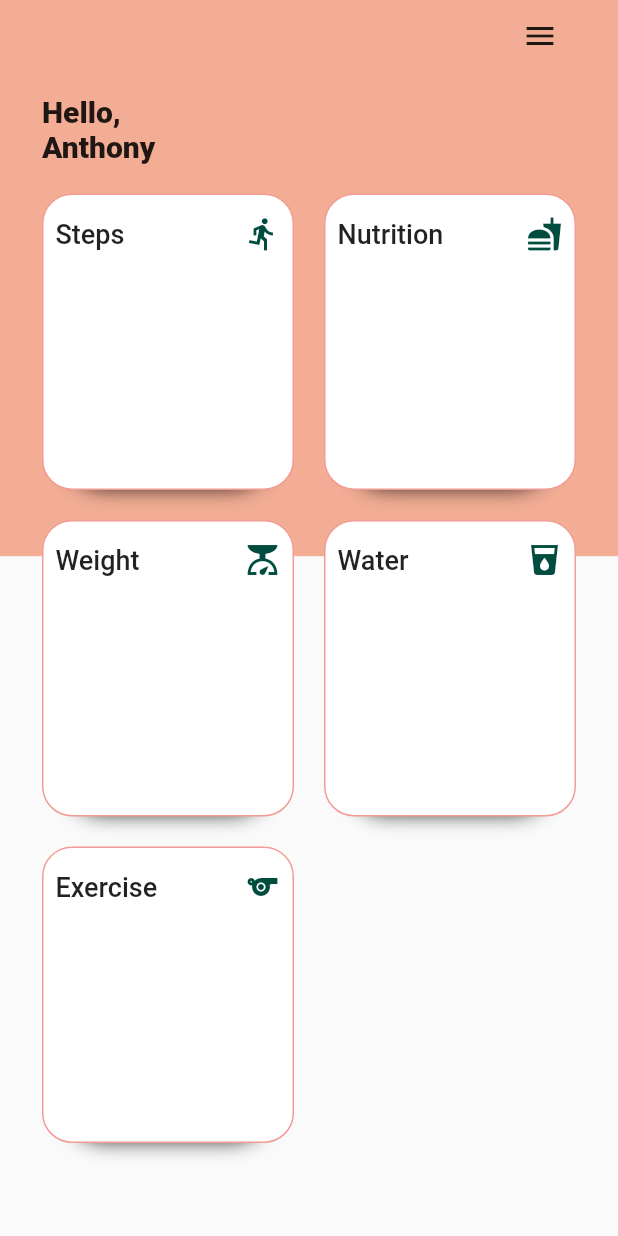
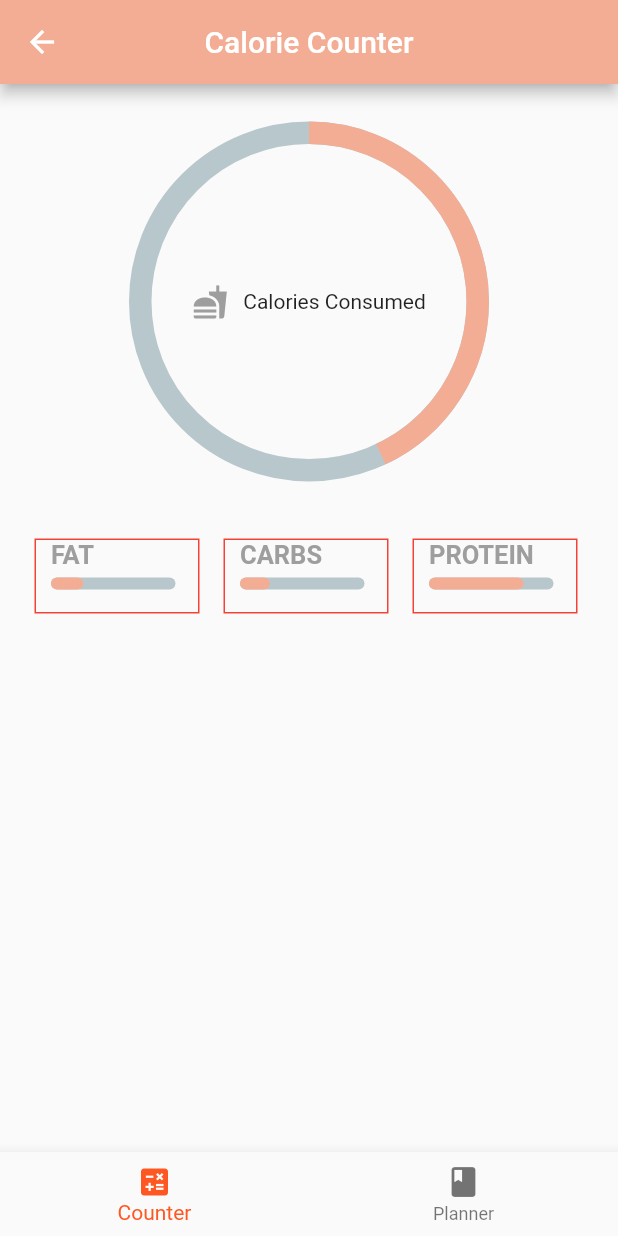
Before and after one commit to gwendolynBibah/gwens_health_app, a Flutter app: the HomeScreen screen opened directly, after a tap on "Nutrition", on a phone screen of 412 x 824 dp. Run offline on Flutter 3.47's test engine with Material 2 defaults, Android fonts, the phone set to English and light mode, and no system bars; drawn by our look-alikes of percent_indicator; our stand-ins replace fl_chart, smooth_page_indicator; Roboto replaces fonts that are missing (Poppins).

Commit message:
Changes made
added a few more pages

```diff
--- a/lib/main.dart
+++ b/lib/main.dart
@@ -21,7 +21,7 @@ class MyApp extends StatelessWidget {
       title: 'Email And Password Login',
       theme: ThemeData(
         primarySwatch: Colors.deepOrange,
-        fontFamily: "Poppins"
+        //fontFamily: "Poppins"
       ),
       home: Onboarding_Screen(),
       debugShowCheckedModeBanner: false,
--- /dev/null
+++ b/lib/screens/calorieCounter.dart
@@ -0,0 +1,134 @@
+// ignore_for_file: prefer_const_constructors
+
+import 'package:flutter/material.dart';
+import 'package:health_app/colors.dart';
+import 'package:percent_indicator/circular_percent_indicator.dart';
+import 'package:percent_indicator/linear_percent_indicator.dart';
+
+class Counter extends StatefulWidget {
+  const Counter({Key? key}) : super(key: key);
+
+  @override
+  State<Counter> createState() => _CounterState();
+}
+
+class _CounterState extends State<Counter> {
+  @override
+  Widget build(BuildContext context) {
+    return Scaffold(
+      appBar: AppBar(
+        backgroundColor: peach,
+        title: Text("Calorie Counter"),
+        centerTitle: true,
+      ),
+      body: SingleChildScrollView(
+        child: Padding(
+          padding: const EdgeInsets.all(15.0),
+          child: Column(
+           // mainAxisAlignment: MainAxisAlignment.center,
+            crossAxisAlignment: CrossAxisAlignment.center,
+            children: [
+              Padding(padding: EdgeInsets.only(top: 10)),
+              Center(
+                child: CircularPercentIndicator(
+                  radius: 120,
+                  lineWidth: 15.0,
+                  progressColor: peach,
+                  animateFromLastPercent: true,
+                  animation: true,
+                  percent: .43,
+                  center: Center(
+                    child: Row(
+                      crossAxisAlignment: CrossAxisAlignment.center,
+                      mainAxisAlignment: MainAxisAlignment.center,
+                      children: [
+                        Icon(
+                          Icons.fastfood,
+                          color: Colors.grey,
+                          ),
+                        SizedBox(width: 10,),
+                        Text("Calories Consumed")
+                      ]),
+                  ),
+                  ),
+              ),
+              SizedBox(height: 30.0),
+              Row(
+                children: [
+                  nutrientPercentage(
+                    percentage: .26,
+                    nutrient: "Fat",
+                  ),
+                //  SizedBox(height: 10),
+                  nutrientPercentage(
+                    nutrient: "carbs",
+                    percentage: .24),
+                    // SizedBox(height: 10),
+                  nutrientPercentage(
+                    nutrient: "Protein",
+                    percentage: .76)
+                ],
+              )
+
+            ],
+          ),
+        ),
+      ),
+    );
+  }
+}
+
+class nutrientPercentage extends StatelessWidget {
+  final String nutrient;
+  final double percentage;
+
+  const nutrientPercentage({
+    Key? key,
+    required this.nutrient,
+    required this.percentage
+  }) : super(key: key);
+
+  @override
+  Widget build(BuildContext context) {
+    return Container(
+      margin: EdgeInsets.all(8),
+      decoration: BoxDecoration(
+        border: Border.all(
+          color: Colors.red
+        )
+      ),
+      height: 50,
+      width: 110,
+      child: Column(
+        mainAxisAlignment: MainAxisAlignment.start,
+        crossAxisAlignment: CrossAxisAlignment.start,
+        children: [
+          Padding(
+            padding: EdgeInsets.only(left: 10),
+            child: Text(
+              nutrient.toUpperCase(),
+              style: TextStyle(
+                fontSize: 17.0,
+                color: Colors.grey,
+                fontWeight: FontWeight.w600
+
+              ),
+              ),
+          ),
+          SizedBox(height: 5.0),
+          LinearPercentIndicator(
+            progressColor: peach,
+            animation: true,
+            animationDuration: 2000,
+            animateFromLastPercent: true,
+            barRadius: Radius.circular(80),
+            percent: percentage,
+            lineHeight: 8,
+            width: MediaQuery.of(context).size.width *.25,
+
+          ),
+        ],
+      ),
+    );
+  }
+}
--- a/lib/screens/home_screen.dart
+++ b/lib/screens/home_screen.dart
@@ -3,6 +3,8 @@ import 'dart:ui';
 import 'package:flutter/material.dart';
 import 'package:health_app/colors.dart';
 import 'package:health_app/screens/bmi.dart';
+import 'package:health_app/screens/navbarWeight.dart';
+import 'package:health_app/screens/nutritionNav.dart';
 import 'package:health_app/screens/sleep.dart';
 import 'package:health_app/screens/steps.dart';
 import 'package:health_app/size.dart';
@@ -104,7 +106,10 @@ class _HomeScreenState extends State<HomeScreen> {
                         pageCategories(
                           title: "Nutrition",
                           boxColor: orange,
-                          press: () {},
+                          press: () {
+                            Navigator.push(context,
+                            MaterialPageRoute(builder: (context)=>NutritionNav()));
+                          },
                           categoryIcon: Icon(
                                 Icons.fastfood,
                                 color: Colors.teal[900],
@@ -117,7 +122,7 @@ class _HomeScreenState extends State<HomeScreen> {
                             Navigator.push(
                               context,
                               MaterialPageRoute(
-                                builder: (context) => bmi_page()));
+                                builder: (context) => weightNavbar()));
                           },
                           categoryIcon: Icon(
                                 Icons.scale,
--- /dev/null
+++ b/lib/screens/nutritionNav.dart
@@ -0,0 +1,47 @@
+import 'package:flutter/material.dart';
+import 'home_screen.dart';
+import 'calorieCounter.dart';
+import 'mealplanner.dart';
+
+class NutritionNav extends StatefulWidget {
+  const NutritionNav({Key? key}) : super(key: key);
+
+  @override
+  State<NutritionNav> createState() => _NutritionNavState();
+}
+
+class _NutritionNavState extends State<NutritionNav> {
+
+  int selectedIndex = 0;
+
+  final List<Widget> _destinations = <Widget>[
+      Counter(),
+      Planner()
+  ];
+
+  void _onItemSelect(int index) {
+    setState(() {
+      selectedIndex = index;
+    });
+  }
+
+  @override
+  Widget build(BuildContext context) {
+    return Scaffold(
+      body: Center(
+        child: _destinations.elementAt(selectedIndex),
+      ),
+      bottomNavigationBar: BottomNavigationBar(
+        items: const [
+          BottomNavigationBarItem(
+                icon: Icon(Icons.calculate), label: "Counter"),
+            BottomNavigationBarItem(
+                icon: Icon(Icons.book), label: "Planner"),
+            //BottomNavigationBarItem(icon: Icon(Icons.person), label: "Profile")
+        ],
+        currentIndex: selectedIndex,
+        onTap: _onItemSelect,
+        ),
+    );
+  }
+}
--- a/lib/screens/steps.dart
+++ b/lib/screens/steps.dart
@@ -36,8 +36,9 @@ class _PedometerState extends State<Pedometer> {
                     percent: .12,
                     animation: true,
                     animateFromLastPercent: true,
+                    animationDuration: 2000,
                     lineWidth: 15.0,
-                    progressColor: orange,
+                    progressColor: peach,
                     footer: Padding(
                       padding: EdgeInsets.only(top: 5.0),
                       child: Text(
--- a/pubspec.yaml
+++ b/pubspec.yaml
@@ -36,6 +36,7 @@ dependencies:
   cupertino_icons: ^1.0.2
   percent_indicator: ^4.0.1
   smooth_page_indicator: ^1.0.0
+  fl_chart: ^0.55.1
 
 dev_dependencies:
   flutter_test:
```
Also changed, not shown: lib/screens/line_graph.dart (added, +114 -0 lines), lib/screens/mealplanner.dart (added, +89 -0 lines), lib/screens/navbarWeight.dart (added, +59 -0 lines), lib/screens/statistics.dart (added, +176 -0 lines), lib/screens/weightTracker.dart (added, +102 -0 lines), pubspec.lock.
